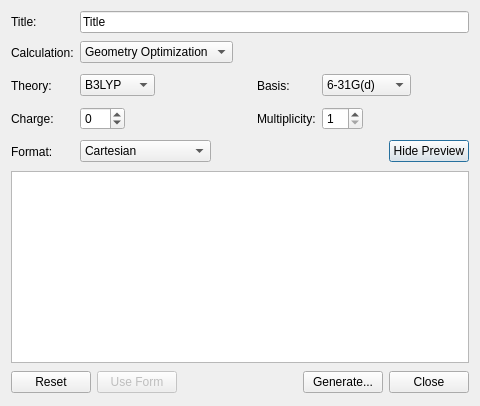
The window that libavogadro/src/extensions/qcheminputdialog.ui (cryos/avogadro) describes before a commit, drawn with Qt 5.
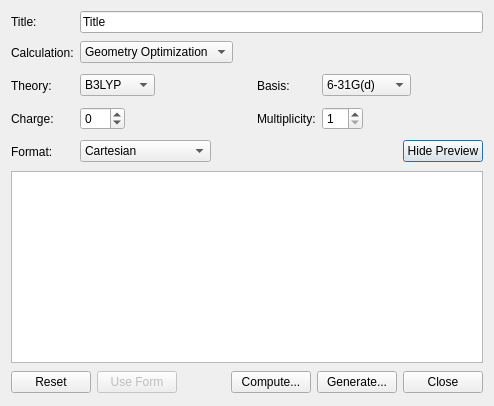
The same window after the commit.

Commit message: Add "Compute..." buttons for local calculations.

Diff of the .ui file:
```diff
--- a/libavogadro/src/extensions/qcheminputdialog.ui
+++ b/libavogadro/src/extensions/qcheminputdialog.ui
@@ -470,6 +470,13 @@
        </property>
       </spacer>
      </item>
+     <item>
+      <widget class="QPushButton" name="computeButton">
+       <property name="text">
+        <string>Compute...</string>
+       </property>
+      </widget>
+     </item>
      <item>
       <widget class="QPushButton" name="generateButton">
        <property name="text">
```
The commit also changes 1 other file.
